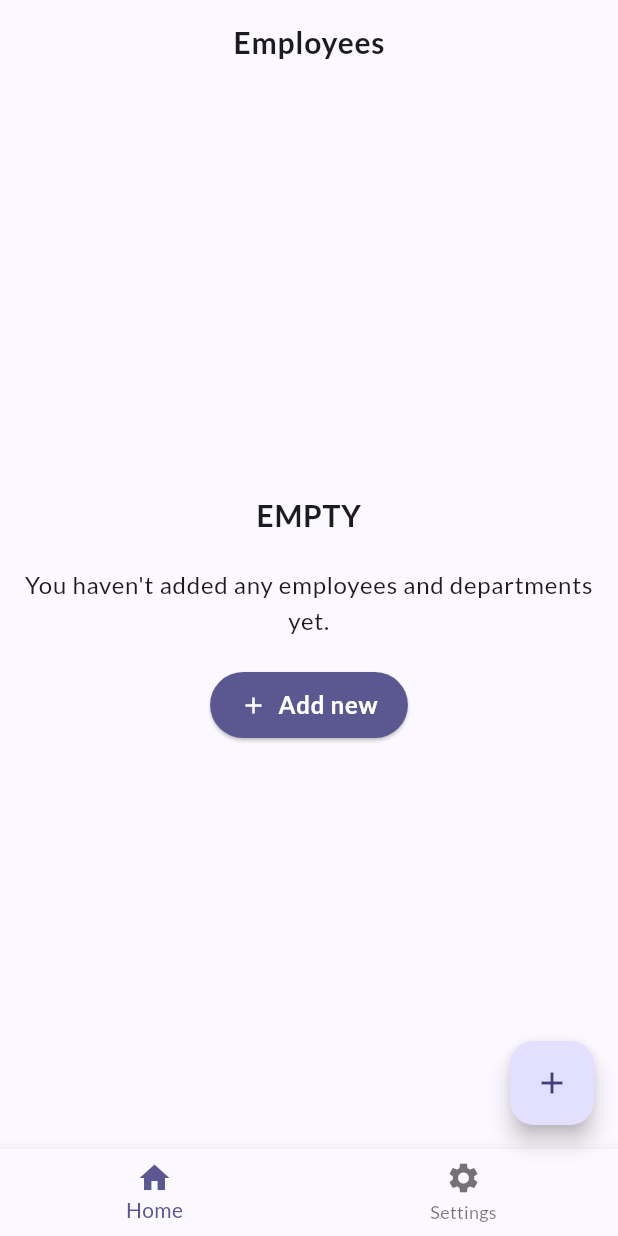
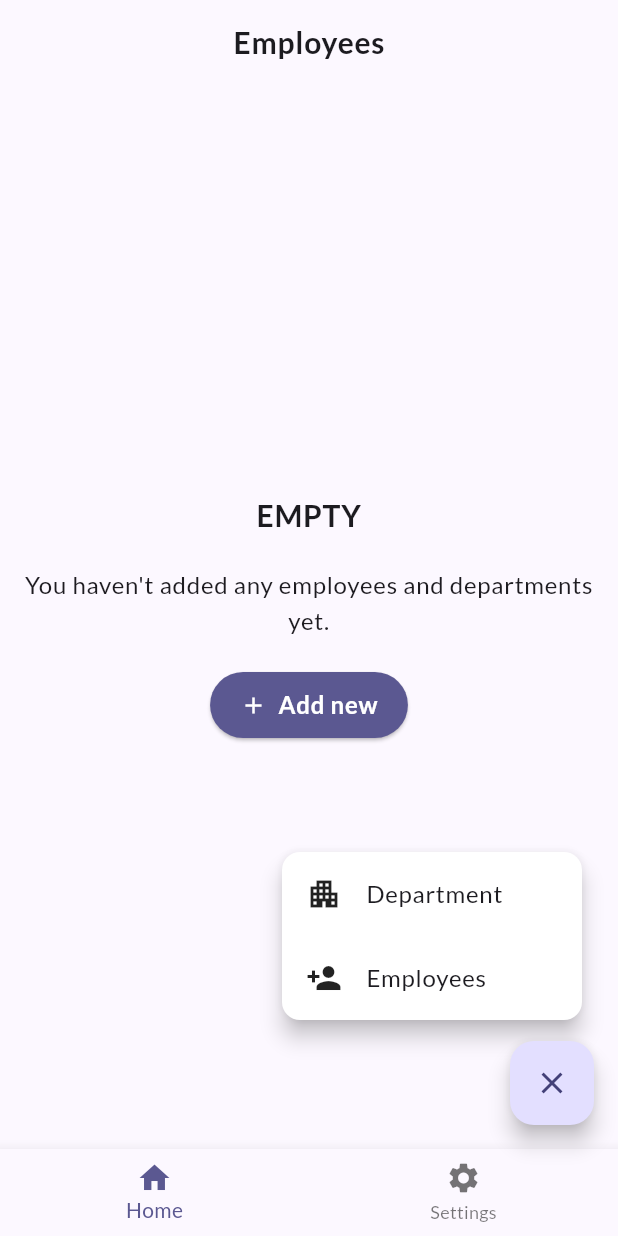
Before and after one commit to PJozeph/talento-hr-app, a Flutter app: the screen it shows after launch, after a tap on the "add" icon, on a phone screen of 412 x 824 dp. Run offline on Flutter 3.47's test engine with Material 3 defaults, Android fonts, the light colour scheme and no system bars; our stand-ins replace google_fonts.

Commit message:
feat: Implement AddFloatingButton widget and integrate it into EmployeesScreen

```diff
--- a/lib/screen/employees-screen.dart
+++ b/lib/screen/employees-screen.dart
@@ -1,5 +1,6 @@
 import 'package:flutter/material.dart';
 import 'package:talento/modal/employee.dart';
+import 'package:talento/widget/AddFloatingButton.dart';
 import 'package:talento/widget/empty-employees-list.dart';
 
 class EmployeesScreen extends StatelessWidget {
@@ -40,13 +41,7 @@ class EmployeesScreen extends StatelessWidget {
         ),
       ),
       body: content,
-      floatingActionButton: FloatingActionButton(
-        onPressed: () {
-          // Navigate to the add employee screen
-          //Navigator.pushNamed(context, '/add-employee');
-        },
-        child: const Icon(Icons.add),
-      ),
+      floatingActionButton: AddFloatingButton(),
       bottomNavigationBar: BottomNavigationBar(
         items: const [
           BottomNavigationBarItem(icon: Icon(Icons.home), label: 'Home'),
--- /dev/null
+++ b/lib/widget/AddFloatingButton.dart
@@ -0,0 +1,70 @@
+import 'package:flutter/material.dart';
+
+class AddFloatingButton extends StatefulWidget {
+  const AddFloatingButton({super.key});
+
+  @override
+  State<StatefulWidget> createState() {
+    return _AddFloatingButtonState();
+  }
+}
+
+class _AddFloatingButtonState extends State<AddFloatingButton> {
+  bool _showMenu = false;
+
+  void _toggleMenu() {
+    setState(() {
+      _showMenu = !_showMenu;
+    });
+
+    void _hideMenu() {
+      setState(() {
+        _showMenu = false;
+      });
+    }
+  }
+
+  @override
+  Widget build(BuildContext context) {
+    return Stack(
+      alignment: Alignment.bottomRight,
+      children: [
+        if (_showMenu)
+          Padding(
+            padding: const EdgeInsets.only(bottom: 70, right: 8),
+            child: Material(
+              elevation: 6,
+              borderRadius: BorderRadius.circular(12),
+              color: Colors.white,
+              child: SizedBox(
+                width: 200,
+                child: Column(
+                  mainAxisSize: MainAxisSize.min,
+                  children: [
+                    ListTile(
+                      leading: Icon(Icons.apartment, color: Colors.black87),
+                      title: Text('Department'),
+                      onTap: () {
+                        // Handle Add Department
+                      },
+                    ),
+                    ListTile(
+                      leading: Icon(Icons.person_add, color: Colors.black87),
+                      title: Text('Employees'),
+                      onTap: () {
+                        // Handle Add Employee
+                      },
+                    ),
+                  ],
+                ),
+              ),
+            ),
+          ),
+        FloatingActionButton(
+          onPressed: _toggleMenu,
+          child: Icon(_showMenu ? Icons.close : Icons.add),
+        ),
+      ],
+    );
+  }
+}
```
Also changed, not shown: lib/main.dart (+0 -26 lines).
